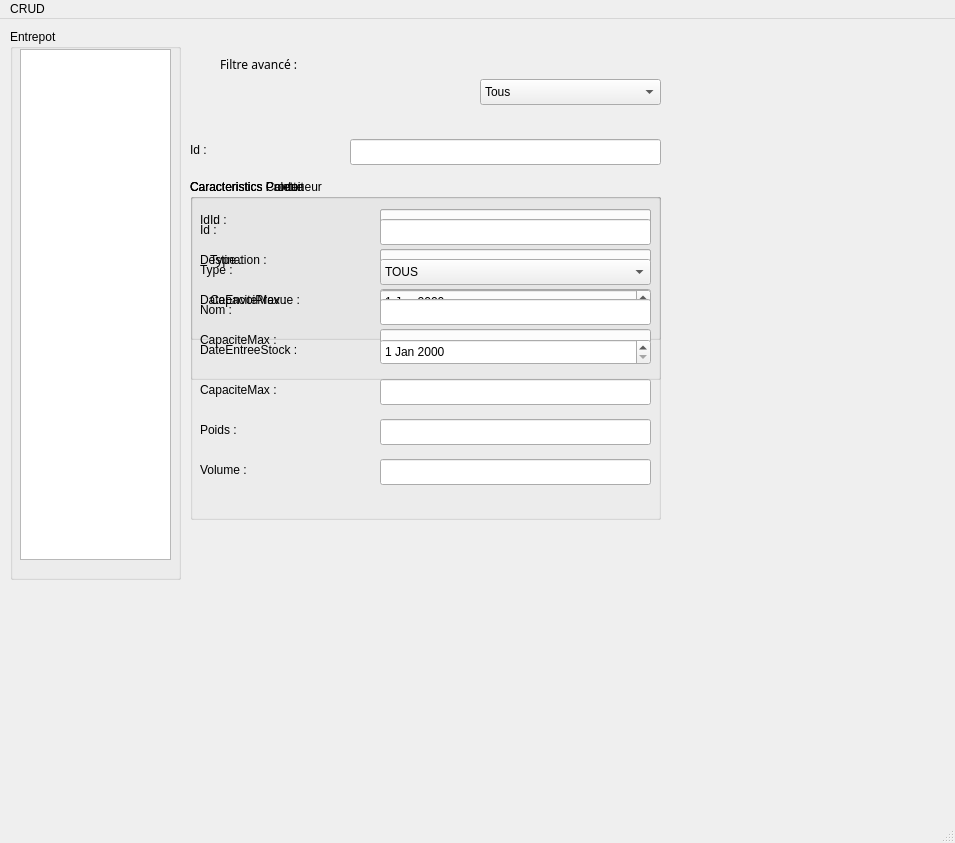
Qt form mainwindow.ui (chaymaemakhokh/qt_project) before a commit.
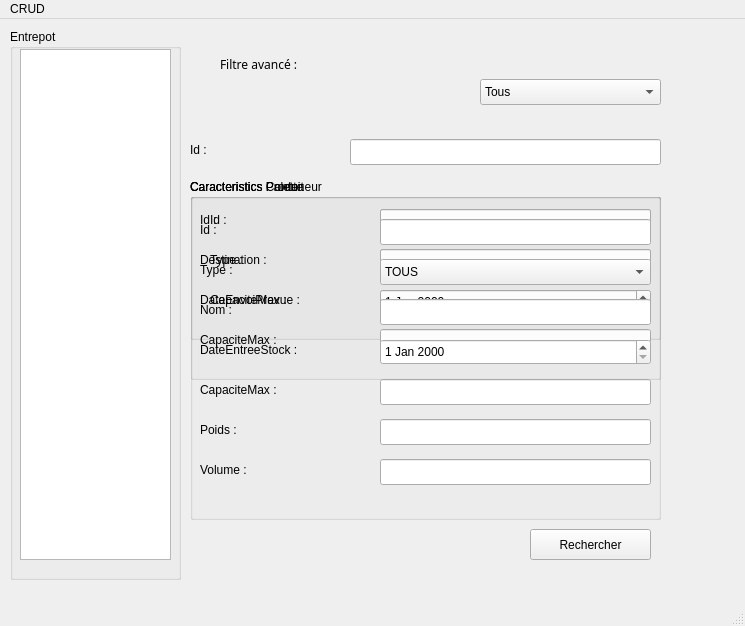
The same form after that commit.

Commit message: Produit/Conteneur/Palette Listes & Filtres

Patch:
```diff
--- a/mainwindow.ui
+++ b/mainwindow.ui
@@ -6,8 +6,8 @@
    <rect>
     <x>0</x>
     <y>0</y>
-    <width>955</width>
-    <height>843</height>
+    <width>745</width>
+    <height>626</height>
    </rect>
   </property>
   <property name="windowTitle">
@@ -181,17 +181,7 @@
       <string>CapaciteMax : </string>
      </property>
     </widget>
-    <widget class="QLineEdit" name="lineEdit_2">
-     <property name="geometry">
-      <rect>
-       <x>190</x>
-       <y>110</y>
-       <width>271</width>
-       <height>26</height>
-      </rect>
-     </property>
-    </widget>
-    <widget class="QLineEdit" name="lineEdit_18">
+    <widget class="QLineEdit" name="IdConteneur_2">
      <property name="geometry">
       <rect>
        <x>190</x>
@@ -214,6 +204,16 @@
       <string>Id : </string>
      </property>
     </widget>
+    <widget class="QDoubleSpinBox" name="CapaciteMaxConteneur_2">
+     <property name="geometry">
+      <rect>
+       <x>190</x>
+       <y>110</y>
+       <width>271</width>
+       <height>26</height>
+      </rect>
+     </property>
+    </widget>
    </widget>
    <widget class="QGroupBox" name="groupBox_Palette">
     <property name="geometry">
@@ -519,14 +519,27 @@
      </property>
     </widget>
    </widget>
+   <widget class="QPushButton" name="Rechercher">
+    <property name="geometry">
+     <rect>
+      <x>530</x>
+      <y>510</y>
+      <width>121</width>
+      <height>31</height>
+     </rect>
+    </property>
+    <property name="text">
+     <string>Rechercher</string>
+    </property>
+   </widget>
   </widget>
   <widget class="QMenuBar" name="menubar">
    <property name="geometry">
     <rect>
      <x>0</x>
      <y>0</y>
-     <width>955</width>
-     <height>22</height>
+     <width>745</width>
+     <height>26</height>
     </rect>
    </property>
    <widget class="QMenu" name="menuCRUD">
```
Left out of the diff: 71 changed lines with no effect on the pictures. The commit also changes 15 other files.
